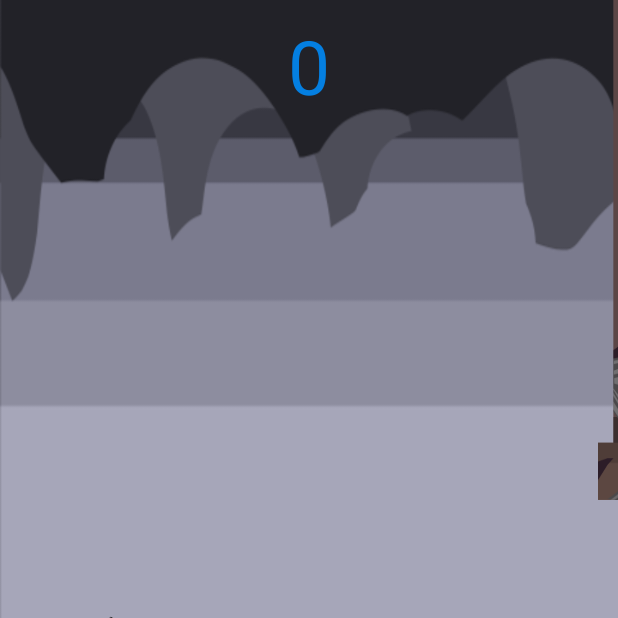
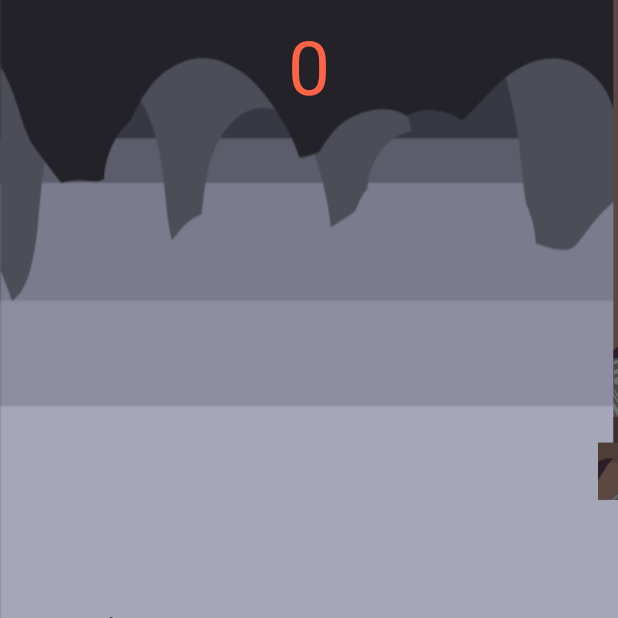
Before and after one commit to BGeri12/Zarodolgozat_Fly_Through, an Android app: the JatekActivity screen opened directly, with no data from a screen before it, after a tap on "START", on a phone screen of 412 x 824 dp, the top half of it. Run offline under Robolectric (Android 15) with nearby library versions, the light colour scheme and no system bars.

Commit message:
Utólsó finomítások

```diff
--- a/app/src/main/java/com/example/zarodolgozat_fly_through/JatekMegjelenit.java
+++ b/app/src/main/java/com/example/zarodolgozat_fly_through/JatekMegjelenit.java
@@ -17,10 +17,10 @@ import java.util.ArrayList;
 public class JatekMegjelenit extends View {
 
     private KarakterObject bat;
-    private Handler handler;
+    private Handler h;
     private Runnable r;
     private ArrayList<AkadalyObject> arrAkadaly;
-    private int sumpipe,distence;
+    private int akadaly, atRepulendoHely;
     private int score,bestscore;
     private boolean start;
     private Context contex;
@@ -31,7 +31,7 @@ public class JatekMegjelenit extends View {
         this.contex = context;
         SharedPreferences sp = context.getSharedPreferences("gamesetting",Context.MODE_PRIVATE);
         if (sp!=null){
-            bestscore = sp.getInt("bestscore",0);
+            bestscore = sp.getInt("Rekord ",0);
         }
         score = 0;
         start = false;
@@ -39,7 +39,7 @@ public class JatekMegjelenit extends View {
         initKarakter();
         initAkadaly();
 
-        handler = new Handler();
+        h = new Handler();
         r = new Runnable() {
             @Override
             public void run() {
@@ -50,18 +50,18 @@ public class JatekMegjelenit extends View {
 
     private void initAkadaly() {
 
-        sumpipe = 4;
-        distence = 350*Allandok.SCREEN_HEIGHT/1920;
+        akadaly = 4;
+        atRepulendoHely = 350*Allandok.SCREEN_HEIGHT/1920;
         arrAkadaly = new ArrayList<>();
-        for (int i = 0; i < sumpipe; i++) {
-            if (i<sumpipe/2){
-                this.arrAkadaly.add(new AkadalyObject(Allandok.SCREEN_WIDTH+i*((Allandok.SCREEN_WIDTH+200*Allandok.SCREEN_WIDTH/1080)/(sumpipe/2)),
+        for (int i = 0; i < akadaly; i++) {
+            if (i< akadaly /2){
+                this.arrAkadaly.add(new AkadalyObject(Allandok.SCREEN_WIDTH+i*((Allandok.SCREEN_WIDTH+200*Allandok.SCREEN_WIDTH/1080)/(akadaly /2)),
                         0,200*Allandok.SCREEN_WIDTH/1080,Allandok.SCREEN_HEIGHT/2 ));
                 this.arrAkadaly.get(this.arrAkadaly.size()-1).setBm(BitmapFactory.decodeResource(this.getResources(),R.drawable.akadaly2));
                 this.arrAkadaly.get(this.arrAkadaly.size()-1).randomY();
             }else {
-                this.arrAkadaly.add(new AkadalyObject(this.arrAkadaly.get(i-sumpipe/2).getX(),this.arrAkadaly.get(i-sumpipe/2).getY()
-                        + this.arrAkadaly.get(i-sumpipe/2).getHeight() + this.distence,200*Allandok.SCREEN_WIDTH/1080, Allandok.SCREEN_HEIGHT/2));
+                this.arrAkadaly.add(new AkadalyObject(this.arrAkadaly.get(i- akadaly /2).getX(),this.arrAkadaly.get(i- akadaly /2).getY()
+                        + this.arrAkadaly.get(i- akadaly /2).getHeight() + this.atRepulendoHely,200*Allandok.SCREEN_WIDTH/1080, Allandok.SCREEN_HEIGHT/2));
 
                 this.arrAkadaly.get(this.arrAkadaly.size()-1).setBm(BitmapFactory.decodeResource(this.getResources(),R.drawable.akadaly1));
 
@@ -90,35 +90,35 @@ public class JatekMegjelenit extends View {
         if (start){
 
             bat.draw(canvas);
-            for (int i = 0; i <sumpipe ; i++) {
+            for (int i = 0; i < akadaly; i++) {
                 if (bat.getRect().intersect(arrAkadaly.get(i).getRect()) ||bat.getY()-bat.getHeight()<0 ||bat.getY()>Allandok.SCREEN_HEIGHT){
 
                     AkadalyObject.speed = 0;
                     JatekActivity.txt_scoreOver.setText(JatekActivity.txt_score.getText());
-                    JatekActivity.txt_bestScore.setText("Best score:" +bestscore);
+                    JatekActivity.txt_bestScore.setText("Rekord:" +bestscore);
                     JatekActivity.txt_score.setVisibility(INVISIBLE);
                     JatekActivity.rl_gameOver.setVisibility(VISIBLE);
                 }
                 if (this.bat.getX()+this.bat.getWidth()>arrAkadaly.get(i).getX()+arrAkadaly.get(i).getWidth()/2
                         &&this.bat.getX()+this.bat.getWidth()<=arrAkadaly.get(i).getX()+arrAkadaly.get(i).getWidth()/2+AkadalyObject.speed
-                        &&i<sumpipe/2){
+                        &&i< akadaly /2){
                     score++;
                     if (score>bestscore){
                         bestscore = score;
-                        SharedPreferences sp = contex.getSharedPreferences("gamessatting",Context.MODE_PRIVATE);
+                        SharedPreferences sp = contex.getSharedPreferences("gamesetting",Context.MODE_PRIVATE);
                         SharedPreferences.Editor editor = sp.edit();
-                        editor.putInt("bestscore",bestscore);
+                        editor.putInt("Rekord ",bestscore);
                         editor.apply();
                     }
                     JatekActivity.txt_score.setText(""+score);
                 }
                 if (this.arrAkadaly.get(i).getX() < -arrAkadaly.get(i).getWidth()){
                     this.arrAkadaly.get(i).setX(Allandok.SCREEN_WIDTH);
-                    if (i<sumpipe/2){
+                    if (i< akadaly /2){
                         arrAkadaly.get(i).randomY();
                     }else{
-                        arrAkadaly.get(i).setY(this.arrAkadaly.get(i-sumpipe/2).getY()
-                                + this.arrAkadaly.get(i-sumpipe/2).getHeight() + this.distence);
+                        arrAkadaly.get(i).setY(this.arrAkadaly.get(i- akadaly /2).getY()
+                                + this.arrAkadaly.get(i- akadaly /2).getHeight() + this.atRepulendoHely);
                     }
                 }
                 this.arrAkadaly.get(i).draw(canvas);
@@ -129,9 +129,9 @@ public class JatekMegjelenit extends View {
             }
             bat.draw(canvas);
         }
-        handler.postDelayed(r,10);
+        h.postDelayed(r,10);
 
-        handler.postDelayed(r,10);
+        h.postDelayed(r,10);
     }
 
     @Override
--- a/app/src/main/res/layout/activity_jatek.xml
+++ b/app/src/main/res/layout/activity_jatek.xml
@@ -19,7 +19,7 @@
         android:layout_width="wrap_content"
         android:layout_height="wrap_content"
         android:id="@+id/txt_score"
-        android:textColor="#047FE1"
+        android:textColor="#FF6347"
         android:text="0"
         android:textSize="50sp"
         android:layout_centerHorizontal="true"
@@ -53,27 +53,28 @@
             android:id="@+id/txt_scoreOver"
             android:text="0"
             android:textSize="100sp"
-            android:textColor="#ff00"
+            android:textColor="#FF6347"
             android:layout_marginTop="50dp"
             android:layout_centerHorizontal="true"/>
         <TextView
             android:layout_width="wrap_content"
             android:layout_height="wrap_content"
             android:id="@+id/txt_bestScore"
-            android:text="Best score: 0"
+            android:text="Rekord: 0"
             android:layout_centerHorizontal="true"
             android:layout_below="@+id/txt_scoreOver"
             android:layout_marginTop="30dp"
-            android:textSize="20sp"/>
+            android:textSize="20sp"
+            android:textColor="#ff00"/>
         <TextView
             android:layout_width="wrap_content"
             android:layout_height="wrap_content"
-            android:text="Touch scrren to continues"
+            android:text="Nyomjon a képernyőre a folytatáshoz"
             android:textSize="20sp"
             android:layout_centerHorizontal="true"
             android:layout_below="@+id/txt_gameover"
             android:layout_marginTop="20dp"
-            android:textColor="#FF5722"/>
+            android:textColor="#ff00"/>
 
 
     </RelativeLayout>
--- a/app/src/main/res/layout/activity_main.xml
+++ b/app/src/main/res/layout/activity_main.xml
@@ -59,7 +59,8 @@
             android:layout_gravity="center_horizontal"
             android:hint="Email cím"
             android:textAlignment="center"
-            android:textSize="25sp" />
+            android:textSize="25sp"
+            android:inputType="textEmailAddress"/>
 
         <EditText
             android:id="@+id/editBejelentPassword"
```
